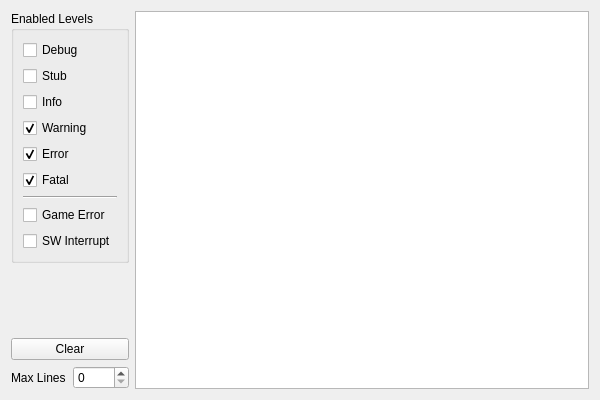
Qt form Libretro/mgba/src/platform/qt/LogView.ui (kiddreads/Avalon-copy2) before a commit.
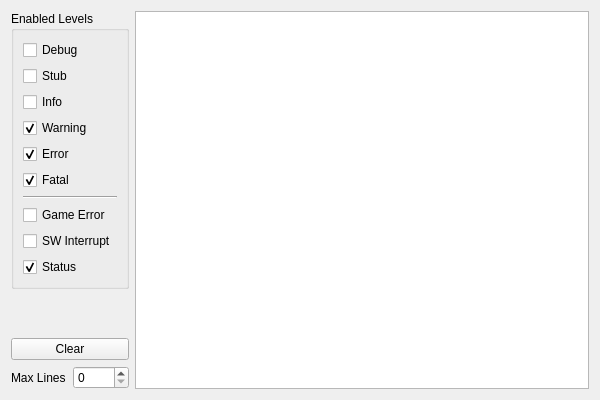
The same form after that commit.

Commit message: GBA: Add status log level

```diff
--- a/Libretro/mgba/src/platform/qt/LogView.ui
+++ b/Libretro/mgba/src/platform/qt/LogView.ui
@@ -106,6 +106,16 @@
           </property>
          </widget>
         </item>
+        <item>
+         <widget class="QCheckBox" name="levelStatus">
+          <property name="text">
+           <string>Status</string>
+          </property>
+          <property name="checked">
+           <bool>true</bool>
+          </property>
+         </widget>
+        </item>
        </layout>
       </widget>
      </item>
```
The commit also changes 8 other files.
